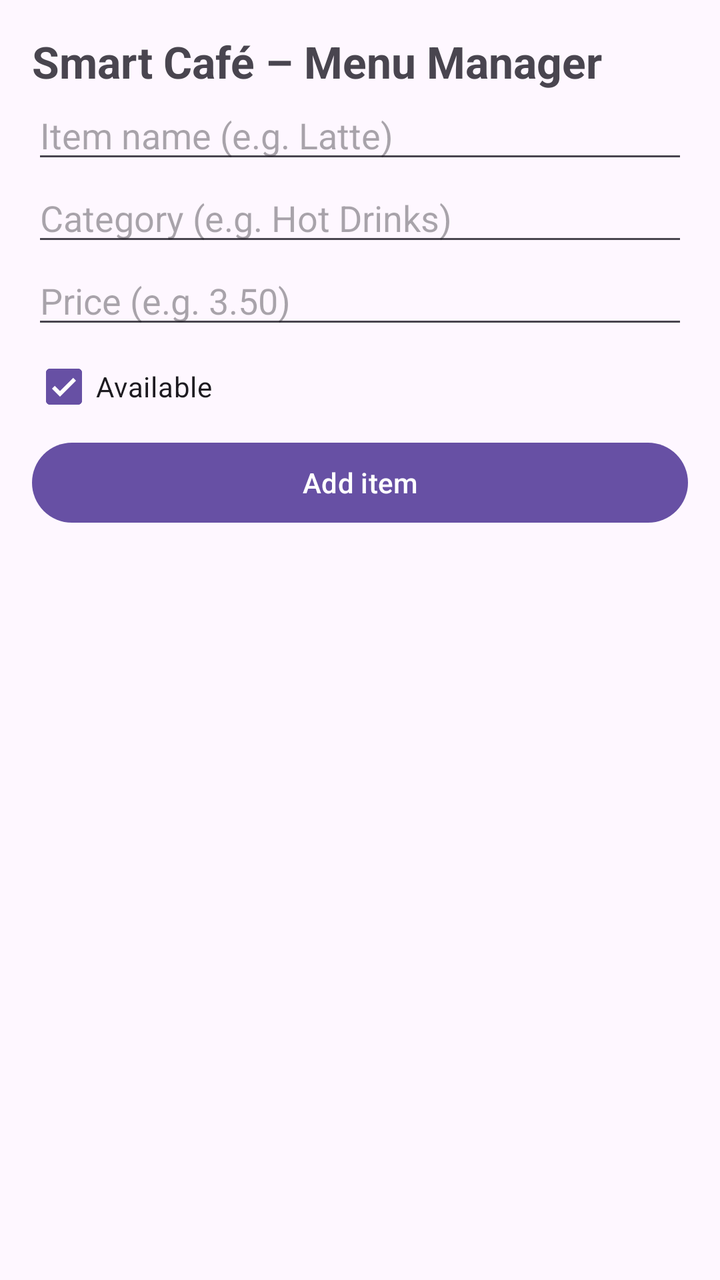
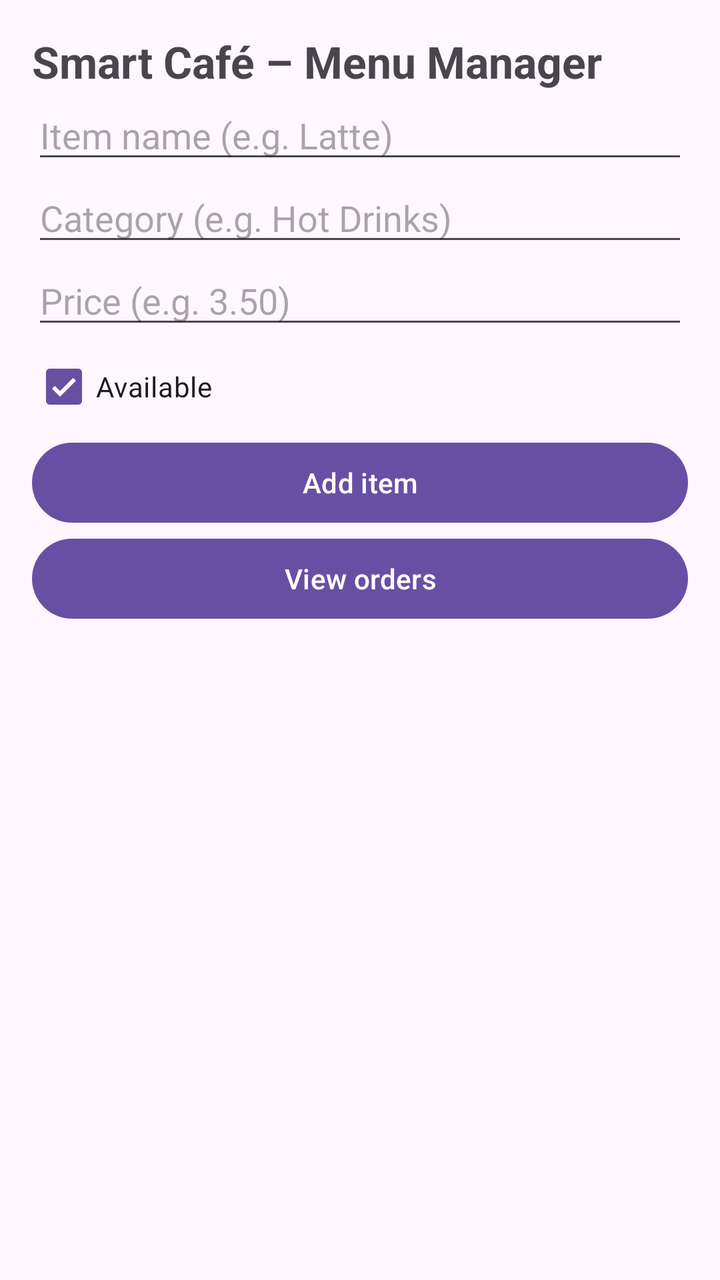

Two renders of the same Android screen: before a commit and after it. Below are the layout's source before the change and the commit's diff.
<!-- AndroidManifest.xml: application theme Theme.SmartCafeAdmin -->
<!-- res/layout/activity_main.xml -->
<?xml version="1.0" encoding="utf-8"?>
<LinearLayout xmlns:android="http://schemas.android.com/apk/res/android"
    android:id="@+id/main"
    android:layout_width="match_parent"
    android:layout_height="match_parent"
    android:orientation="vertical"
    android:padding="16dp">

    <TextView
        android:id="@+id/textTitle"
        android:layout_width="wrap_content"
        android:layout_height="wrap_content"
        android:text="Smart Café – Menu Manager"
        android:textSize="22sp"
        android:textStyle="bold" />

    <EditText
        android:id="@+id/editName"
        android:layout_width="match_parent"
        android:layout_height="wrap_content"
        android:hint="Item name (e.g. Latte)"
        android:inputType="text" />

    <EditText
        android:id="@+id/editCategory"
        android:layout_width="match_parent"
        android:layout_height="wrap_content"
        android:hint="Category (e.g. Hot Drinks)"
        android:inputType="text" />

    <EditText
        android:id="@+id/editPrice"
        android:layout_width="match_parent"
        android:layout_height="wrap_content"
        android:hint="Price (e.g. 3.50)"
        android:inputType="numberDecimal" />

    <CheckBox
        android:id="@+id/checkAvailable"
        android:layout_width="wrap_content"
        android:layout_height="wrap_content"
        android:checked="true"
        android:text="Available" />

    <Button
        android:id="@+id/buttonAdd"
        android:layout_width="match_parent"
        android:layout_height="wrap_content"
        android:text="Add item" />

    <ListView
        android:id="@+id/listMenu"
        android:layout_width="match_parent"
        android:layout_height="0dp"
        android:layout_weight="1" />

</LinearLayout>
<!-- resources referenced by this layout -->
<resources>
  <style name="Theme.SmartCafeAdmin" parent="Base.Theme.SmartCafeAdmin" />
  <style name="Base.Theme.SmartCafeAdmin" parent="Theme.Material3.DayNight.NoActionBar">
          
          
      </style>
</resources>

<!-- the commit's change to res/layout/activity_main.xml (unified diff, before → after) -->
@@ -48,6 +48,12 @@
         android:layout_height="wrap_content"
         android:text="Add item" />
 
+    <Button
+        android:id="@+id/buttonOrders"
+        android:layout_width="match_parent"
+        android:layout_height="wrap_content"
+        android:text="View orders" />
+
     <ListView
         android:id="@+id/listMenu"
         android:layout_width="match_parent"
